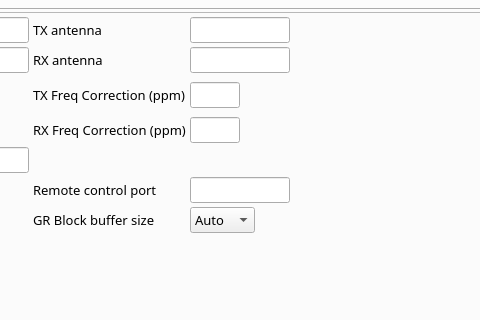
Above: mainwindow.ui from qradiolink/qradiolink before the change; both pictures show x 310 to 790 and y 98 to 418 of the 1200 by 721 pixel window. Below: the same form after it.
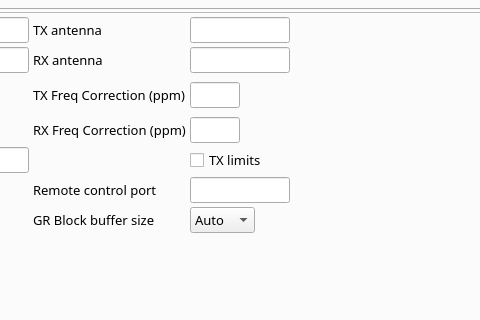
That is the form after the change. The open tabs and pages were chosen to show the change. Icons and pictures are not drawn. Custom widgets are drawn as their Qt base class.

Commit message: TX band limits are a configurable checkbox

What changed in the file:
```diff
--- a/mainwindow.ui
+++ b/mainwindow.ui
@@ -3702,6 +3702,13 @@
                    </property>
                   </spacer>
                  </item>
+                 <item row="4" column="3">
+                  <widget class="QCheckBox" name="checkBoxTxLimits">
+                   <property name="text">
+                    <string>TX limits</string>
+                   </property>
+                  </widget>
+                 </item>
                 </layout>
                </widget>
               </item>
```
Left out of the diff: 4 changed lines with no effect on the pictures. The commit also changes 11 other files.
